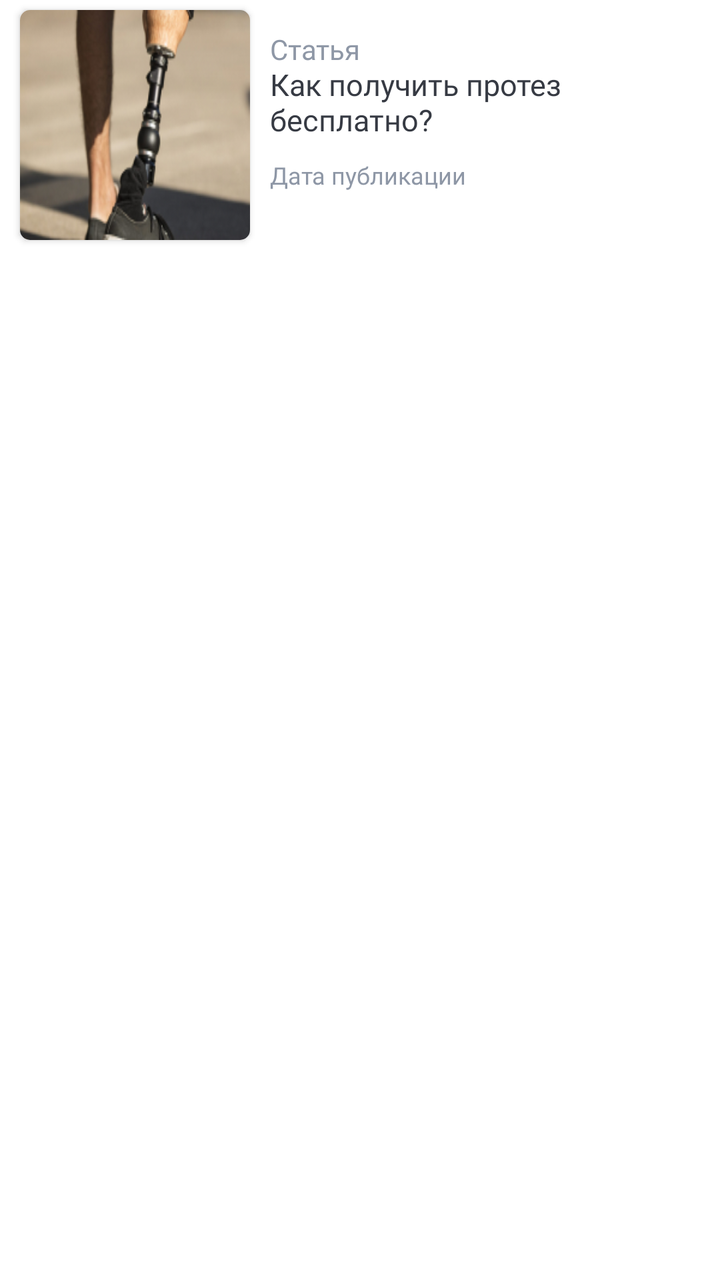
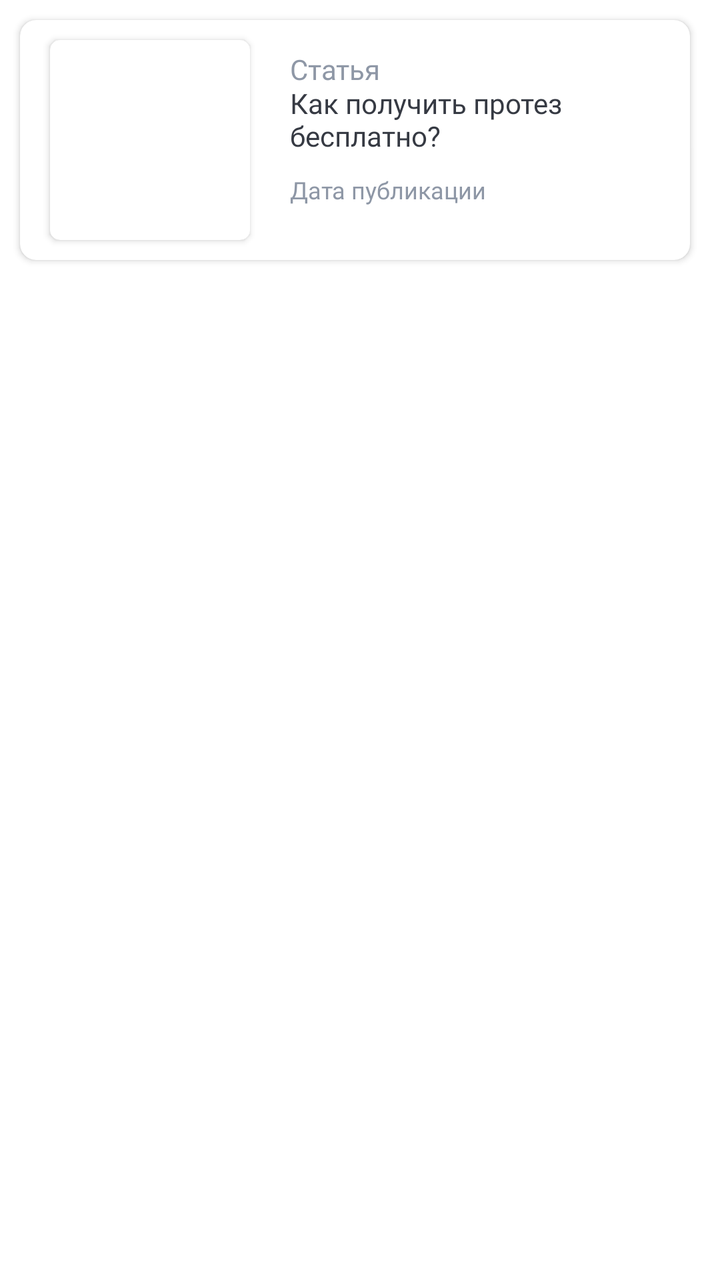

Two renders of the same Android screen: before a commit and after it. Below are the layout's source before the change and the commit's diff.
<!-- AndroidManifest.xml: application theme Theme.StepLifeApp -->
<!-- res/layout/listviewarticleitem.xml -->
<?xml version="1.0" encoding="utf-8"?>
<FrameLayout xmlns:android="http://schemas.android.com/apk/res/android"
    android:layout_width="match_parent"
    android:layout_height="match_parent"
    xmlns:app="http://schemas.android.com/apk/res-auto">

    <androidx.cardview.widget.CardView
        android:layout_width="115dp"
        app:cardCornerRadius="5dp"
        android:layout_gravity="left"
        android:layout_marginBottom="5dp"
        android:layout_marginLeft="10dp"
        android:layout_marginTop="5dp"
        android:layout_height="115dp">

        <ImageView
            android:id="@+id/PreviewPhoto"
            android:layout_width="match_parent"
            app:srcCompat="@drawable/protez1"
            android:scaleType="fitXY"
            android:layout_height="match_parent"/>
        <ProgressBar
            android:visibility="gone"
            android:id="@+id/progressBarDownloadpreviewPhotoArticle"
            style="?android:attr/progressBarStyle"
            android:layout_gravity="center"
            android:indeterminateTint="@color/MainBlue"
            android:layout_width="22dp"
            android:layout_height="22dp" />
    </androidx.cardview.widget.CardView>

    <LinearLayout
        android:layout_width="match_parent"
        android:layout_marginLeft="135dp"
        android:orientation="vertical"
        android:layout_height="wrap_content">
        <TextView
            android:id="@+id/ArticleTypeTextItems"
            android:layout_width="wrap_content"
            android:layout_height="wrap_content"
            android:layout_marginTop="15dp"
            android:singleLine="true"
            android:fontFamily="@font/normalidadextended1thin"
            android:text="Статья"
            android:textColor="@color/MainGrayText"
            android:textSize="14dp" />

        <TextView
            android:id="@+id/ArticleHeadTextItems"
            android:layout_width="wrap_content"
            android:layout_height="wrap_content"
            android:paddingRight="10dp"
            android:includeFontPadding="false"
            android:fontFamily="@font/montserratsemibold"
            android:gravity="left"

            android:text="Как получить протез бесплатно?"
            android:textColor="@color/BlackSviut"
            android:textSize="15sp" />

        <TextView
            android:contextClickable="false"
            android:layout_marginTop="10dp"
            android:id="@+id/ArticleDateTextItems"

            android:singleLine="true"
            android:clickable="false"

            android:layout_width="match_parent"
            android:layout_height="wrap_content"
            android:text="Дата публикации"
            android:fontFamily="@font/montserratregular"
            android:textColor="@color/MainGrayText"
            android:background="@null"
            android:textSize="12dp" />

    </LinearLayout>

</FrameLayout>
<!-- resources referenced by this layout -->
<resources>
  <color name="BlackSviut">#363A43</color>
  <color name="MainBlue">#0094FF</color>
  <color name="MainGrayText">#8E97A6</color>
  <!-- drawable protez1: png bitmap (drawable, 36747 bytes) -->
  <style name="Theme.StepLifeApp" parent="Theme.MaterialComponents.DayNight.DarkActionBar">
          
  
          
  
          
          <item name="android:statusBarColor">@android:color/transparent</item>
          
      </style>
</resources>

<!-- the commit's change to res/layout/listviewarticleitem.xml (unified diff, before → after) -->
@@ -4,76 +4,91 @@
     android:layout_height="match_parent"
     xmlns:app="http://schemas.android.com/apk/res-auto">
 
+
     <androidx.cardview.widget.CardView
-        android:layout_width="115dp"
-        app:cardCornerRadius="5dp"
-        android:layout_gravity="left"
+        android:layout_width="match_parent"
+        android:layout_marginLeft="10dp"
+        android:layout_marginRight="15dp"
+        android:layout_marginTop="10dp"
+        app:cardCornerRadius="8dp"
         android:layout_marginBottom="5dp"
-        android:layout_marginLeft="10dp"
-        android:layout_marginTop="5dp"
-        android:layout_height="115dp">
+        android:layout_height="wrap_content">
 
-        <ImageView
-            android:id="@+id/PreviewPhoto"
+        <androidx.cardview.widget.CardView
+
+            android:layout_width="100dp"
+            app:cardCornerRadius="5dp"
+            android:layout_gravity="center_vertical"
+            android:layout_marginBottom="10dp"
+            android:layout_marginLeft="15dp"
+            android:layout_marginTop="10dp"
+            android:layout_height="100dp">
+
+            <ImageView
+                android:adjustViewBounds="true"
+                android:id="@+id/PreviewPhoto"
+                android:layout_width="match_parent"
+                android:scaleType="fitXY"
+                android:layout_height="match_parent"/>
+            <ProgressBar
+                android:visibility="gone"
+                android:id="@+id/progressBarDownloadpreviewPhotoArticle"
+                style="?android:attr/progressBarStyle"
+                android:layout_gravity="center"
+                android:indeterminateTint="@color/MainBlue"
+                android:layout_width="22dp"
+                android:layout_height="22dp" />
+        </androidx.cardview.widget.CardView>
+
+        <LinearLayout
             android:layout_width="match_parent"
-            app:srcCompat="@drawable/protez1"
-            android:scaleType="fitXY"
-            android:layout_height="match_parent"/>
-        <ProgressBar
-            android:visibility="gone"
-            android:id="@+id/progressBarDownloadpreviewPhotoArticle"
-            style="?android:attr/progressBarStyle"
-            android:layout_gravity="center"
-            android:indeterminateTint="@color/MainBlue"
-            android:layout_width="22dp"
-            android:layout_height="22dp" />
+            android:layout_marginLeft="135dp"
+            android:orientation="vertical"
+            android:layout_height="wrap_content">
+            <TextView
+                android:id="@+id/ArticleTypeTextItems"
+                android:layout_width="wrap_content"
+                android:layout_height="wrap_content"
+                android:layout_marginTop="15dp"
+                android:singleLine="true"
+                android:fontFamily="@font/normalidadextended1thin"
+                android:text="Статья"
+                android:textColor="@color/MainGrayText"
+                android:textSize="14dp" />
+
+            <TextView
+                android:id="@+id/ArticleHeadTextItems"
+                android:layout_width="wrap_content"
+                android:layout_height="wrap_content"
+                android:paddingRight="10dp"
+                android:breakStrategy="high_quality"
+                android:includeFontPadding="false"
+                android:fontFamily="@font/montserratsemibold"
+                android:gravity="left"
+
+                android:text="Как получить протез бесплатно?"
+                android:textColor="@color/BlackSviut"
+                android:textSize="14sp" />
+
+            <TextView
+                android:contextClickable="false"
+                android:layout_marginTop="10dp"
+                android:id="@+id/ArticleDateTextItems"
+
+                android:layout_marginBottom="10dp"
+                android:singleLine="true"
+                android:clickable="false"
+
+                android:layout_width="match_parent"
+                android:layout_height="wrap_content"
+                android:text="Дата публикации"
+                android:fontFamily="@font/montserratregular"
+                android:textColor="@color/MainGrayText"
+                android:background="@null"
+                android:textSize="12dp" />
+
+        </LinearLayout>
     </androidx.cardview.widget.CardView>
 
-    <LinearLayout
-        android:layout_width="match_parent"
-        android:layout_marginLeft="135dp"
-        android:orientation="vertical"
-        android:layout_height="wrap_content">
-        <TextView
-            android:id="@+id/ArticleTypeTextItems"
-            android:layout_width="wrap_content"
-            android:layout_height="wrap_content"
-            android:layout_marginTop="15dp"
-            android:singleLine="true"
-            android:fontFamily="@font/normalidadextended1thin"
-            android:text="Статья"
-            android:textColor="@color/MainGrayText"
-            android:textSize="14dp" />
-
-        <TextView
-            android:id="@+id/ArticleHeadTextItems"
-            android:layout_width="wrap_content"
-            android:layout_height="wrap_content"
-            android:paddingRight="10dp"
-            android:includeFontPadding="false"
-            android:fontFamily="@font/montserratsemibold"
-            android:gravity="left"
-
-            android:text="Как получить протез бесплатно?"
-            android:textColor="@color/BlackSviut"
-            android:textSize="15sp" />
-
-        <TextView
-            android:contextClickable="false"
-            android:layout_marginTop="10dp"
-            android:id="@+id/ArticleDateTextItems"
-
-            android:singleLine="true"
-            android:clickable="false"
-
-            android:layout_width="match_parent"
-            android:layout_height="wrap_content"
-            android:text="Дата публикации"
-            android:fontFamily="@font/montserratregular"
-            android:textColor="@color/MainGrayText"
-            android:background="@null"
-            android:textSize="12dp" />
-
-    </LinearLayout>
 
 </FrameLayout>
<!-- resource entries referenced after the edit -->
@@ -3,7 +3,6 @@
   <color name="BlackSviut">#363A43</color>
   <color name="MainBlue">#0094FF</color>
   <color name="MainGrayText">#8E97A6</color>
-  <!-- drawable protez1: png bitmap (drawable, 36747 bytes) -->
   <style name="Theme.StepLifeApp" parent="Theme.MaterialComponents.DayNight.DarkActionBar">
           
   
